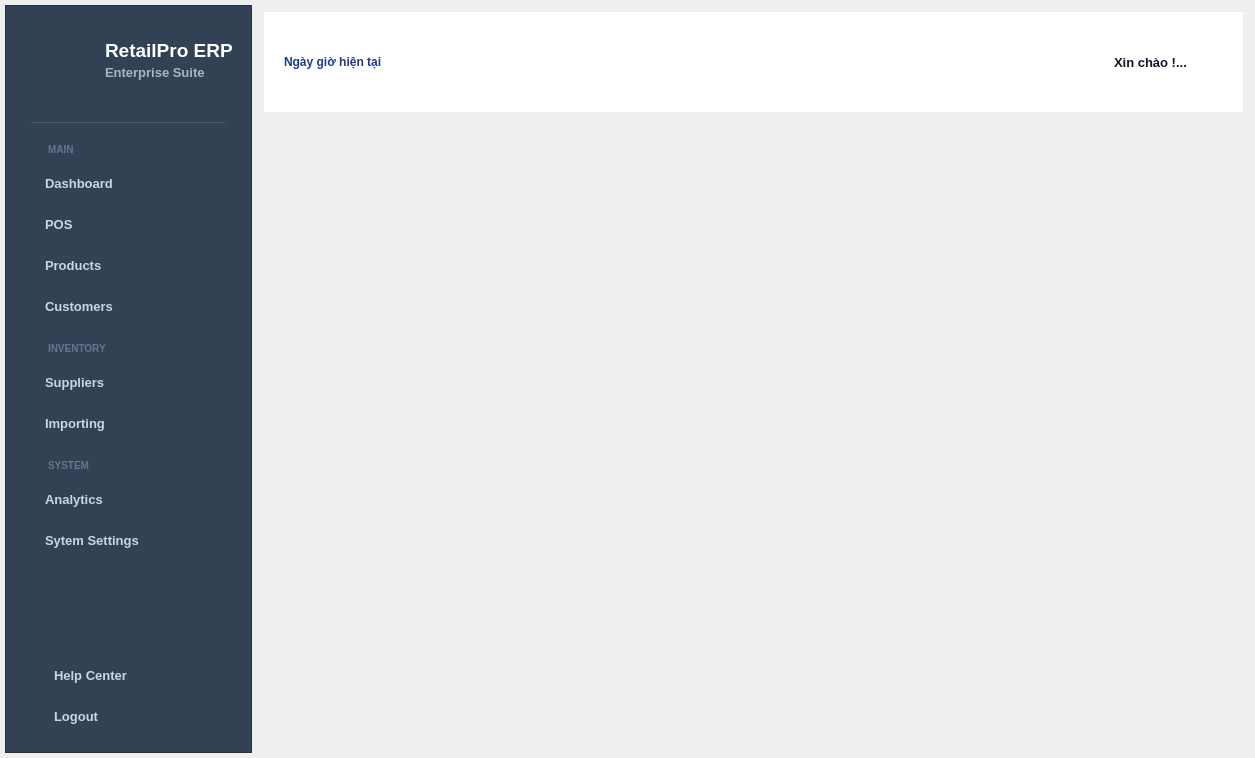
First picture: the form in src/gui/main_window.ui, repository letrankhang/Supermarket_Manager, before the edit.
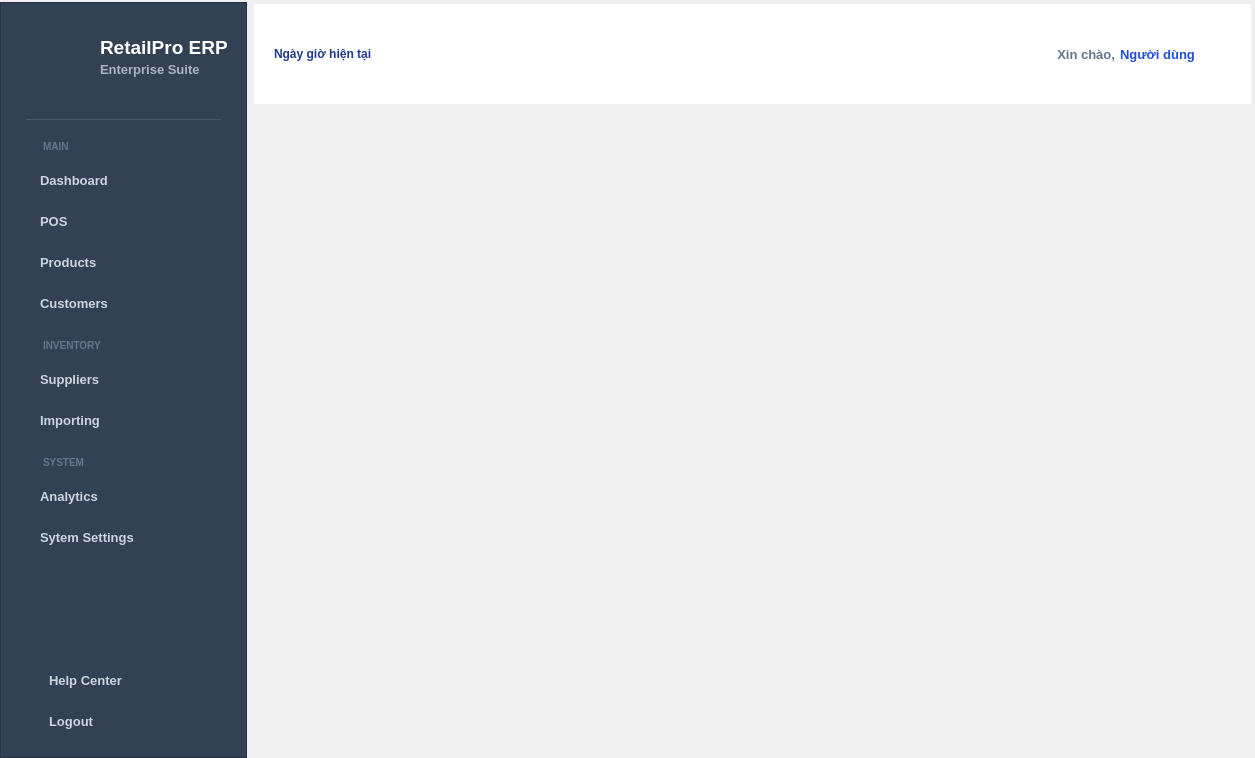
Second picture: the form after the edit. Icons and pictures are not drawn.

Commit message: feat: add help center

Patch:
```diff
--- a/src/gui/main_window.ui
+++ b/src/gui/main_window.ui
@@ -19,16 +19,16 @@
      <number>5</number>
     </property>
     <property name="leftMargin">
-     <number>5</number>
+     <number>0</number>
     </property>
     <property name="topMargin">
-     <number>5</number>
+     <number>2</number>
     </property>
     <property name="rightMargin">
-     <number>5</number>
+     <number>2</number>
     </property>
     <property name="bottomMargin">
-     <number>5</number>
+     <number>0</number>
     </property>
     <item>
      <widget class="QFrame" name="sidebar_frame">
@@ -412,17 +412,20 @@
     <item>
      <widget class="QWidget" name="widget" native="true">
       <layout class="QVBoxLayout" name="verticalLayout_4">
+       <property name="spacing">
+        <number>2</number>
+       </property>
        <property name="leftMargin">
-        <number>7</number>
+        <number>2</number>
        </property>
        <property name="topMargin">
-        <number>7</number>
+        <number>2</number>
        </property>
        <property name="rightMargin">
-        <number>7</number>
+        <number>2</number>
        </property>
        <property name="bottomMargin">
-        <number>7</number>
+        <number>2</number>
        </property>
        <item>
         <widget class="QWidget" name="widget_2" native="true">
@@ -478,18 +481,47 @@
            </spacer>
           </item>
           <item>
-           <widget class="QLabel" name="lblGreeting">
-            <property name="styleSheet">
-             <string notr="true">#lblGreeting {
-    color: #0f172a;
+           <layout class="QHBoxLayout" name="greetingLayout">
+            <property name="spacing">
+             <number>5</number>
+            </property>
+            <item>
+             <widget class="QLabel" name="lblGreeting">
+              <property name="styleSheet">
+               <string notr="true">/* Loi dan chao: mau xam nhat, chu thuong de nhuong su chu y cho ten */
+#lblGreeting {
+    color: #64748b;
     font-size: 13px;
-    font-weight: 600;
+    font-weight: 500;
 }</string>
-            </property>
-            <property name="text">
-             <string>Xin chào !...</string>
-            </property>
-           </widget>
+              </property>
+              <property name="text">
+               <string>Xin chào,</string>
+              </property>
+              <property name="alignment">
+               <set>Qt::AlignmentFlag::AlignRight|Qt::AlignmentFlag::AlignTrailing|Qt::AlignmentFlag::AlignVCenter</set>
+              </property>
+             </widget>
+            </item>
+            <item>
+             <widget class="QLabel" name="lblUserName">
+              <property name="styleSheet">
+               <string notr="true">/* Ten nguoi dung: in dam va to mau xanh thuong hieu cho noi bat */
+#lblUserName {
+    color: #1d4ed8;
+    font-size: 13px;
+    font-weight: bold;
+}</string>
+              </property>
+              <property name="text">
+               <string>Người dùng</string>
+              </property>
+              <property name="alignment">
+               <set>Qt::AlignmentFlag::AlignLeading|Qt::AlignmentFlag::AlignLeft|Qt::AlignmentFlag::AlignVCenter</set>
+              </property>
+             </widget>
+            </item>
+           </layout>
           </item>
           <item>
            <widget class="QLabel" name="lblAvatar">
```
The commit also changes 61 other files.
